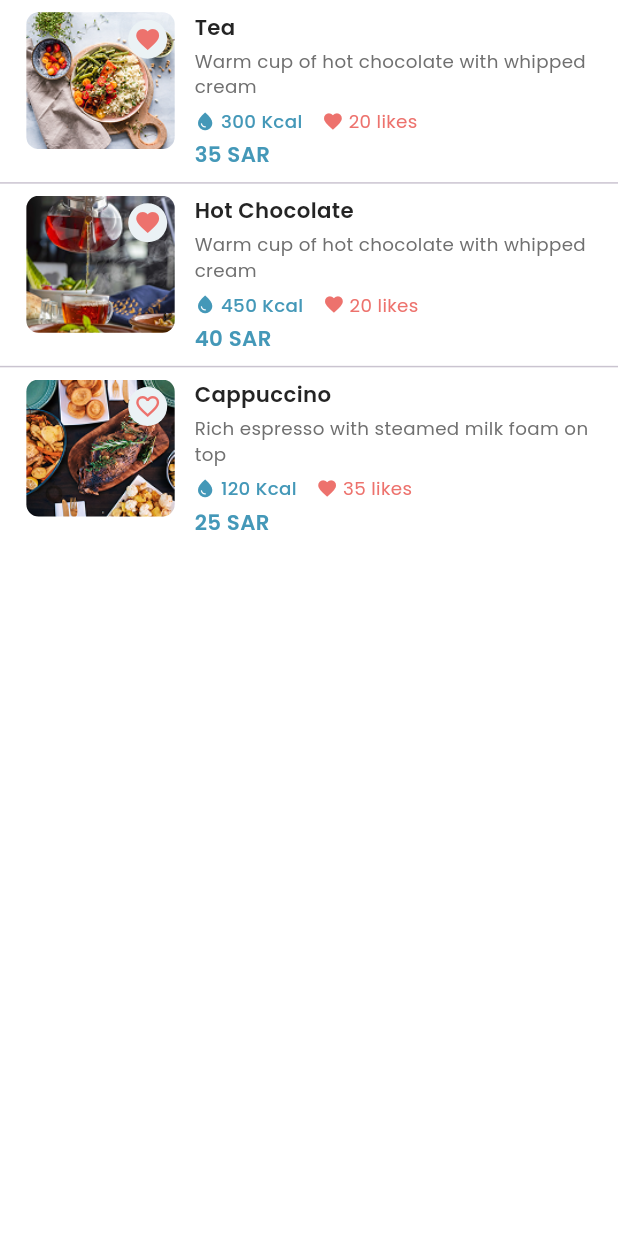
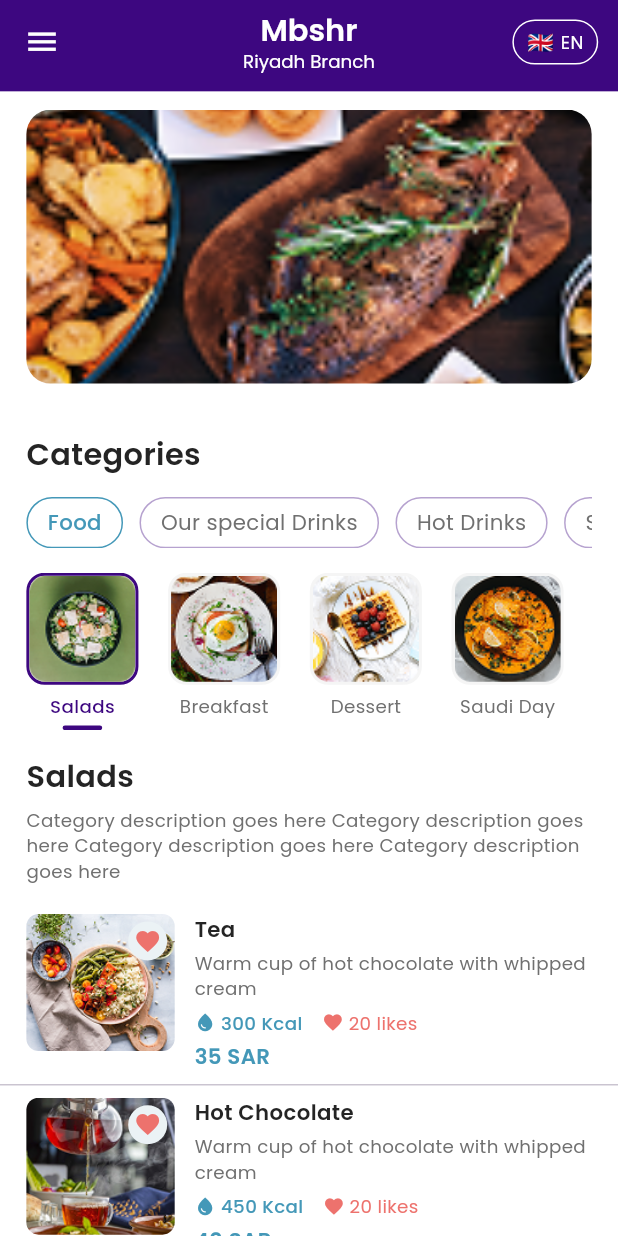
Before and after one commit to HushABF/mbshr_project, a Flutter app: the screen it shows after launch, on a phone screen of 412 x 824 dp. Run offline on Flutter 3.47's test engine with Material 3 defaults, Android fonts, the phone set to English and light mode, and no system bars; our stand-ins replace flutter_screenutil, go_router.

Commit message:
Build full home screen UI with AppBar, header, and categories
- Add HomeAppBar with purple background, hamburger icon, centered title/subtitle, and language pill button
- Add HomeHeader with rounded banner image
- Add CategoriesSection with horizontal filter tabs and image category grid
- Add CategoryItem and MenuSectionHeader widgets
- Add Category model and category image assets
- Add font12MainPurpleMedium text style
- Lift category selection state to HomeScreen so section title updates on tap

Co-Authored-By: Claude Sonnet 4.6 <noreply@anthropic.com>

```diff
--- a/lib/core/theming/styles.dart
+++ b/lib/core/theming/styles.dart
@@ -54,4 +54,9 @@ class TextStyles {
     fontWeight: FontWeightHelper.regular,
     color: Colors.white,
   );
+  static TextStyle font12MainPurpleMedium = TextStyle(
+    fontSize: 12.sp,
+    fontWeight: FontWeightHelper.medium,
+    color: ColorsManager.mainPurple,
+  );
 }
--- /dev/null
+++ b/lib/features/home/data/category.dart
@@ -0,0 +1,6 @@
+class Category {
+  final String name;
+  final String imagePath;
+
+  const Category({required this.name, required this.imagePath});
+}
--- a/lib/features/home/ui/screens/home_screen.dart
+++ b/lib/features/home/ui/screens/home_screen.dart
@@ -1,18 +1,46 @@
 import 'package:flutter/material.dart';
+import 'package:mbshr_project/features/home/ui/widgets/categories_section.dart';
+import 'package:mbshr_project/features/home/ui/widgets/home_app_bar.dart';
+import 'package:mbshr_project/features/home/ui/widgets/home_header.dart';
+import 'package:mbshr_project/features/home/ui/widgets/menu_section_header.dart';
 import 'package:mbshr_project/features/home/ui/widgets/menu_widget.dart';
 
-class HomeScreen extends StatelessWidget {
+class HomeScreen extends StatefulWidget {
   const HomeScreen({super.key});
 
   @override
+  State<HomeScreen> createState() => _HomeScreenState();
+}
+
+class _HomeScreenState extends State<HomeScreen> {
+  int _selectedCategoryIndex = 0;
+
+  @override
   Widget build(BuildContext context) {
+    final selectedCategory =
+        CategoriesSection.categories[_selectedCategoryIndex];
+
     return Scaffold(
-      // TODO: Add BottomNavigationBar
+      appBar: const HomeAppBar(),
       body: CustomScrollView(
         slivers: [
-          // TODO: SliverAppBar (search bar + profile avatar)
-          // TODO: SliverToBoxAdapter — horizontal categories list
-          SliverSafeArea(top: true, sliver: MenuWidget()),
+          const SliverToBoxAdapter(child: HomeHeader()),
+          SliverToBoxAdapter(
+            child: CategoriesSection(
+              selectedIndex: _selectedCategoryIndex,
+              onCategoryChanged: (index) =>
+                  setState(() => _selectedCategoryIndex = index),
+            ),
+          ),
+          SliverToBoxAdapter(
+            child: MenuSectionHeader(
+              title: selectedCategory.name,
+              description:
+                  'Category description goes here Category description goes here '
+                  'Category description goes here Category description goes here',
+            ),
+          ),
+          const SliverSafeArea(top: false, sliver: MenuWidget()),
         ],
       ),
     );
--- /dev/null
+++ b/lib/features/home/ui/widgets/categories_section.dart
@@ -0,0 +1,126 @@
+import 'package:flutter/material.dart';
+import 'package:flutter_screenutil/flutter_screenutil.dart';
+import 'package:mbshr_project/core/helpers/spacing.dart';
+import 'package:mbshr_project/core/theming/colors.dart';
+import 'package:mbshr_project/core/theming/styles.dart';
+import 'package:mbshr_project/features/home/data/category.dart';
+import 'package:mbshr_project/features/home/ui/widgets/category_item.dart';
+
+class CategoriesSection extends StatelessWidget {
+  final int selectedIndex;
+  final ValueChanged<int> onCategoryChanged;
+
+  static const List<Category> categories = [
+    Category(name: 'Salads', imagePath: 'assets/images/salad.png'),
+    Category(name: 'Breakfast', imagePath: 'assets/images/breack_fast.png'),
+    Category(name: 'Dessert', imagePath: 'assets/images/desert.png'),
+    Category(name: 'Saudi Day', imagePath: 'assets/images/saudi_day.png'),
+    Category(name: 'Offers', imagePath: 'assets/images/offers.png'),
+  ];
+
+  const CategoriesSection({
+    super.key,
+    required this.selectedIndex,
+    required this.onCategoryChanged,
+  });
+
+  @override
+  Widget build(BuildContext context) {
+    return Padding(
+      padding: EdgeInsets.fromLTRB(16.w, 20.h, 16.w, 8.h),
+      child: Column(
+        crossAxisAlignment: CrossAxisAlignment.start,
+        children: [
+          Text('Categories', style: TextStyles.font20DarkGreySemiBold),
+          verticalSpace(14),
+          const _FilterTabsRow(),
+          verticalSpace(16),
+          SingleChildScrollView(
+            scrollDirection: Axis.horizontal,
+            child: Row(
+              children: List.generate(categories.length, (index) {
+                return Padding(
+                  padding: EdgeInsets.only(
+                    right: index < categories.length - 1 ? 18.w : 0,
+                  ),
+                  child: CategoryItem(
+                    category: categories[index],
+                    isSelected: selectedIndex == index,
+                    onTap: () => onCategoryChanged(index),
+                  ),
+                );
+              }),
+            ),
+          ),
+        ],
+      ),
+    );
+  }
+}
+
+class _FilterTabsRow extends StatefulWidget {
+  const _FilterTabsRow();
+
+  @override
+  State<_FilterTabsRow> createState() => _FilterTabsRowState();
+}
+
+class _FilterTabsRowState extends State<_FilterTabsRow> {
+  int _selectedIndex = 0;
+
+  static const List<String> _tabs = [
+    'Food',
+    'Our special Drinks',
+    'Hot Drinks',
+    'Saudi',
+  ];
+
+  @override
+  Widget build(BuildContext context) {
+    return SingleChildScrollView(
+      scrollDirection: Axis.horizontal,
+      child: Row(
+        children: List.generate(_tabs.length, (index) {
+          final isSelected = _selectedIndex == index;
+          return GestureDetector(
+            onTap: () => setState(() => _selectedIndex = index),
+            child: Padding(
+              padding: EdgeInsets.only(
+                right: index < _tabs.length - 1 ? 10.w : 0,
+              ),
+              child: _FilterTab(label: _tabs[index], isSelected: isSelected),
+            ),
+          );
+        }),
+      ),
+    );
+  }
+}
+
+class _FilterTab extends StatelessWidget {
+  final String label;
+  final bool isSelected;
+
+  const _FilterTab({required this.label, required this.isSelected});
+
+  @override
+  Widget build(BuildContext context) {
+    return Container(
+      padding: EdgeInsets.symmetric(horizontal: 12.w, vertical: 6.h),
+      decoration: BoxDecoration(
+        color: isSelected ? Colors.white : Colors.transparent,
+        border: Border.all(
+          color: isSelected ? ColorsManager.darkCyan : ColorsManager.lightPurple,
+          width: 1,
+        ),
+        borderRadius: BorderRadius.circular(20.r),
+      ),
+      child: Text(
+        label,
+        style: isSelected
+            ? TextStyles.font14DarkCyanMedium
+            : TextStyles.font14GreyRegular,
+      ),
+    );
+  }
+}
--- /dev/null
+++ b/lib/features/home/ui/widgets/category_item.dart
@@ -0,0 +1,66 @@
+import 'package:flutter/material.dart';
+import 'package:flutter_screenutil/flutter_screenutil.dart';
+import 'package:mbshr_project/core/theming/colors.dart';
+import 'package:mbshr_project/core/theming/styles.dart';
+import 'package:mbshr_project/features/home/data/category.dart';
+
+class CategoryItem extends StatelessWidget {
+  final Category category;
+  final bool isSelected;
+  final VoidCallback onTap;
+
+  const CategoryItem({
+    super.key,
+    required this.category,
+    required this.isSelected,
+    required this.onTap,
+  });
+
+  @override
+  Widget build(BuildContext context) {
+    return GestureDetector(
+      onTap: onTap,
+      child: Column(
+        mainAxisSize: MainAxisSize.min,
+        children: [
+          Container(
+            width: 68.w,
+            height: 68.w,
+            decoration: BoxDecoration(
+              borderRadius: BorderRadius.circular(12.r),
+              border: isSelected
+                  ? Border.all(color: ColorsManager.mainPurple, width: 2)
+                  : Border.all(color: Colors.transparent, width: 2),
+              color: const Color(0xFFF5F5F5),
+            ),
+            child: ClipRRect(
+              borderRadius: BorderRadius.circular(10.r),
+              child: Image.asset(
+                category.imagePath,
+                fit: BoxFit.cover,
+                errorBuilder: (_, _, _) => const SizedBox(),
+              ),
+            ),
+          ),
+          SizedBox(height: 6.h),
+          Text(
+            category.name,
+            style: isSelected
+                ? TextStyles.font12MainPurpleMedium
+                : TextStyles.font12GreyRegular,
+          ),
+          SizedBox(height: 4.h),
+          AnimatedContainer(
+            duration: const Duration(milliseconds: 200),
+            width: isSelected ? 24.w : 0,
+            height: 3.h,
+            decoration: BoxDecoration(
+              color: ColorsManager.mainPurple,
+              borderRadius: BorderRadius.circular(2.r),
+            ),
+          ),
+        ],
+      ),
+    );
+  }
+}
--- /dev/null
+++ b/lib/features/home/ui/widgets/home_app_bar.dart
@@ -0,0 +1,60 @@
+import 'package:flutter/material.dart';
+import 'package:flutter_screenutil/flutter_screenutil.dart';
+import 'package:mbshr_project/core/theming/colors.dart';
+import 'package:mbshr_project/core/theming/styles.dart';
+
+class HomeAppBar extends StatelessWidget implements PreferredSizeWidget {
+  const HomeAppBar({super.key});
+
+  @override
+  Size get preferredSize => Size.fromHeight(60.h);
+
+  @override
+  Widget build(BuildContext context) {
+    return AppBar(
+      backgroundColor: ColorsManager.mainPurple,
+      elevation: 0,
+      leading: IconButton(
+        icon: Icon(Icons.menu, color: Colors.white, size: 24.sp),
+        onPressed: () {},
+      ),
+      centerTitle: true,
+      title: Column(
+        mainAxisSize: MainAxisSize.min,
+        children: [
+          Text('Mbshr', style: TextStyles.font20WhiteSemiBold),
+          Text('Riyadh Branch', style: TextStyles.font12WhiteRegular),
+        ],
+      ),
+      actions: [
+        Padding(
+          padding: EdgeInsets.only(right: 12.w),
+          child: const _LanguageButton(),
+        ),
+      ],
+    );
+  }
+}
+
+class _LanguageButton extends StatelessWidget {
+  const _LanguageButton();
+
+  @override
+  Widget build(BuildContext context) {
+    return Container(
+      padding: EdgeInsets.symmetric(horizontal: 8.w, vertical: 4.h),
+      decoration: BoxDecoration(
+        border: Border.all(color: Colors.white, width: 1),
+        borderRadius: BorderRadius.circular(20.r),
+      ),
+      child: Row(
+        mainAxisSize: MainAxisSize.min,
+        children: [
+          Text('🇬🇧', style: TextStyle(fontSize: 14.sp)),
+          SizedBox(width: 4.w),
+          Text('EN', style: TextStyles.font12WhiteRegular),
+        ],
+      ),
+    );
+  }
+}
--- /dev/null
+++ b/lib/features/home/ui/widgets/home_header.dart
@@ -0,0 +1,26 @@
+import 'package:flutter/material.dart';
+import 'package:flutter_screenutil/flutter_screenutil.dart';
+
+class HomeHeader extends StatelessWidget {
+  const HomeHeader({super.key});
+
+  @override
+  Widget build(BuildContext context) {
+    return Padding(
+      padding: EdgeInsets.symmetric(horizontal: 16.w, vertical: 12.h),
+      child: ClipRRect(
+        borderRadius: BorderRadius.circular(16.r),
+        child: SizedBox(
+          height: 180.h,
+          width: double.infinity,
+          child: Image.asset(
+            'assets/images/steak.png',
+            fit: BoxFit.cover,
+            errorBuilder: (_, _, _) =>
+                Container(height: 180.h, color: const Color(0xFFEEEEEE)),
+          ),
+        ),
+      ),
+    );
+  }
+}
--- /dev/null
+++ b/lib/features/home/ui/widgets/menu_section_header.dart
@@ -0,0 +1,35 @@
+import 'package:flutter/material.dart';
+import 'package:flutter_screenutil/flutter_screenutil.dart';
+import 'package:mbshr_project/core/helpers/spacing.dart';
+import 'package:mbshr_project/core/theming/styles.dart';
+
+class MenuSectionHeader extends StatelessWidget {
+  final String title;
+  final String description;
+
+  const MenuSectionHeader({
+    super.key,
+    required this.title,
+    required this.description,
+  });
+
+  @override
+  Widget build(BuildContext context) {
+    return Padding(
+      padding: EdgeInsets.fromLTRB(16.w, 8.h, 16.w, 12.h),
+      child: Column(
+        crossAxisAlignment: CrossAxisAlignment.start,
+        children: [
+          Text(title, style: TextStyles.font20DarkGreySemiBold),
+          verticalSpace(6),
+          Text(
+            description,
+            style: TextStyles.font12GreyRegular,
+            maxLines: 3,
+            overflow: TextOverflow.ellipsis,
+          ),
+        ],
+      ),
+    );
+  }
+}
```
Also changed, not shown: assets/images/breack_fast.png (added), assets/images/desert.png (added), assets/images/offers.png (added), assets/images/salad.png (added), assets/images/saudi_day.png (added).
